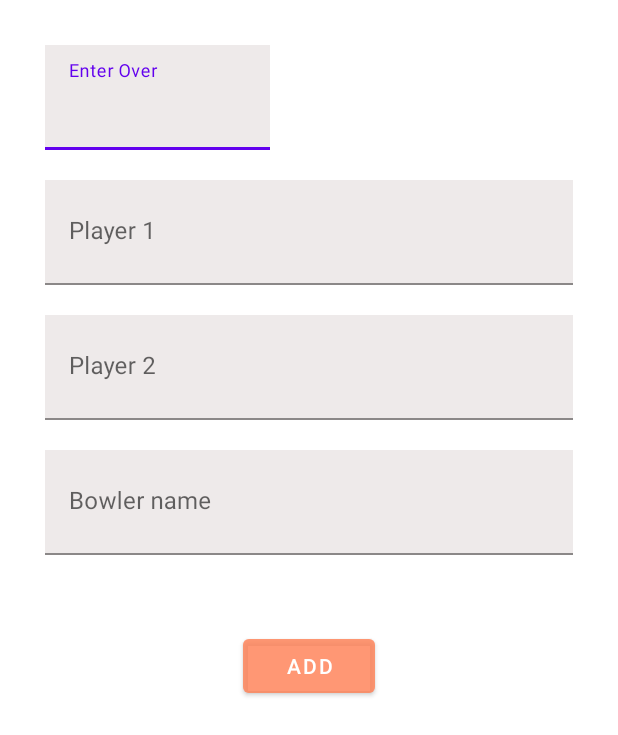
After one commit to Abdulla-Al-Mued/Cricket-para, an Android app: the layout popup.xml on its own in the app's theme, with its tools: preview values and no code run, on a phone screen of 412 x 824 dp. The commit adds this screen. Shown: the top 735 px of the screen. Run offline under Robolectric (Android 15) with nearby library versions, the phone set to English and light mode, and no system bars.

Commit message:
working on it

```diff
--- a/app/build.gradle
+++ b/app/build.gradle
@@ -35,4 +35,9 @@ dependencies {
     testImplementation 'junit:junit:4.13.2'
     androidTestImplementation 'androidx.test.ext:junit:1.1.3'
     androidTestImplementation 'androidx.test.espresso:espresso-core:3.4.0'
+
+    def room_version = "2.4.2"
+
+    implementation "androidx.room:room-runtime:$room_version"
+    annotationProcessor "androidx.room:room-compiler:$room_version"
 }
--- a/app/src/main/res/layout/activity_main.xml
+++ b/app/src/main/res/layout/activity_main.xml
@@ -35,6 +35,7 @@
             />
 
         <Button
+            android:id="@+id/load_match"
             android:layout_width="200dp"
             android:layout_height="60dp"
             android:backgroundTint="@color/white"
--- /dev/null
+++ b/app/src/main/res/layout/popup.xml
@@ -0,0 +1,105 @@
+<?xml version="1.0" encoding="utf-8"?>
+<LinearLayout xmlns:android="http://schemas.android.com/apk/res/android"
+    android:layout_width="match_parent"
+    android:layout_height="match_parent"
+    android:padding="30dp"
+    android:orientation="vertical">
+
+    <com.google.android.material.textfield.TextInputLayout
+        android:id="@+id/total_over"
+        android:layout_width="150dp"
+        android:layout_height="70dp"
+        android:layout_marginBottom="20dp"
+        >
+
+        <com.google.android.material.textfield.TextInputEditText
+            android:layout_width="match_parent"
+            android:layout_height="match_parent"
+            android:background="#EEEAEA"
+            android:inputType="number"
+            android:hint="Enter Over"
+            >
+
+        </com.google.android.material.textfield.TextInputEditText>
+
+
+    </com.google.android.material.textfield.TextInputLayout>
+
+    <com.google.android.material.textfield.TextInputLayout
+        android:id="@+id/p1"
+        android:layout_width="match_parent"
+        android:layout_height="70dp"
+        android:layout_marginBottom="20dp"
+        >
+
+        <com.google.android.material.textfield.TextInputEditText
+            android:layout_width="match_parent"
+            android:layout_height="match_parent"
+            android:background="#EEEAEA"
+            android:hint="Player 1"
+            >
+
+        </com.google.android.material.textfield.TextInputEditText>
+
+
+    </com.google.android.material.textfield.TextInputLayout>
+    <com.google.android.material.textfield.TextInputLayout
+        android:id="@+id/p2"
+        android:layout_width="match_parent"
+        android:layout_height="70dp"
+        android:layout_marginBottom="20dp"
+        >
+
+        <com.google.android.material.textfield.TextInputEditText
+            android:layout_width="match_parent"
+            android:layout_height="match_parent"
+            android:background="#EEEAEA"
+            android:hint="Player 2"
+            >
+
+        </com.google.android.material.textfield.TextInputEditText>
+
+
+    </com.google.android.material.textfield.TextInputLayout>
+    <com.google.android.material.textfield.TextInputLayout
+        android:id="@+id/bow_name"
+        android:layout_width="match_parent"
+        android:layout_height="70dp"
+        android:layout_marginBottom="20dp"
+        >
+
+        <com.google.android.material.textfield.TextInputEditText
+            android:layout_width="match_parent"
+            android:layout_height="match_parent"
+            android:background="#EEEAEA"
+            android:hint="Bowler name"
+            >
+
+        </com.google.android.material.textfield.TextInputEditText>
+
+
+    </com.google.android.material.textfield.TextInputLayout>
+
+    <LinearLayout
+        android:layout_width="match_parent"
+        android:layout_height="wrap_content"
+        android:layout_marginTop="30dp"
+        android:layout_gravity="center"
+        android:gravity="center"
+        android:orientation="horizontal">
+
+
+        <Button
+            android:id="@+id/add"
+            android:layout_width="wrap_content"
+            android:layout_height="wrap_content"
+            android:text="add"
+            android:backgroundTint="#94FF8256"
+            />
+
+    </LinearLayout>
+
+
+
+
+</LinearLayout>
```
Also changed, not shown: app/src/main/java/com/example/cricketpara/Database/AppDatabase.java (added, +30 -0 lines), app/src/main/java/com/example/cricketpara/Database/Match.java (added, +48 -0 lines), app/src/main/java/com/example/cricketpara/Database/UserDao.java (added, +23 -0 lines), app/src/main/java/com/example/cricketpara/MainActivity.java (+27 -1 lines), app/src/main/java/com/example/cricketpara/fullScore.java (+10 -0 lines), app/src/main/java/com/example/cricketpara/scoreBoard.java (+30 -0 lines).
